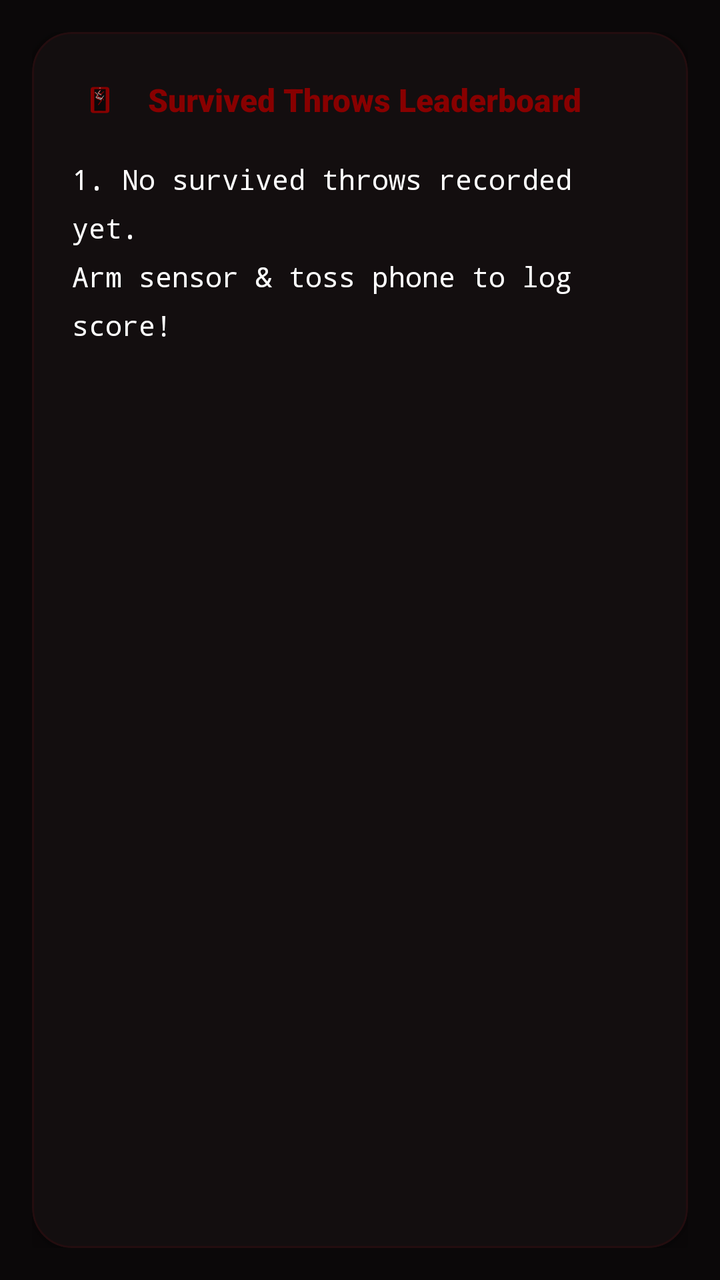
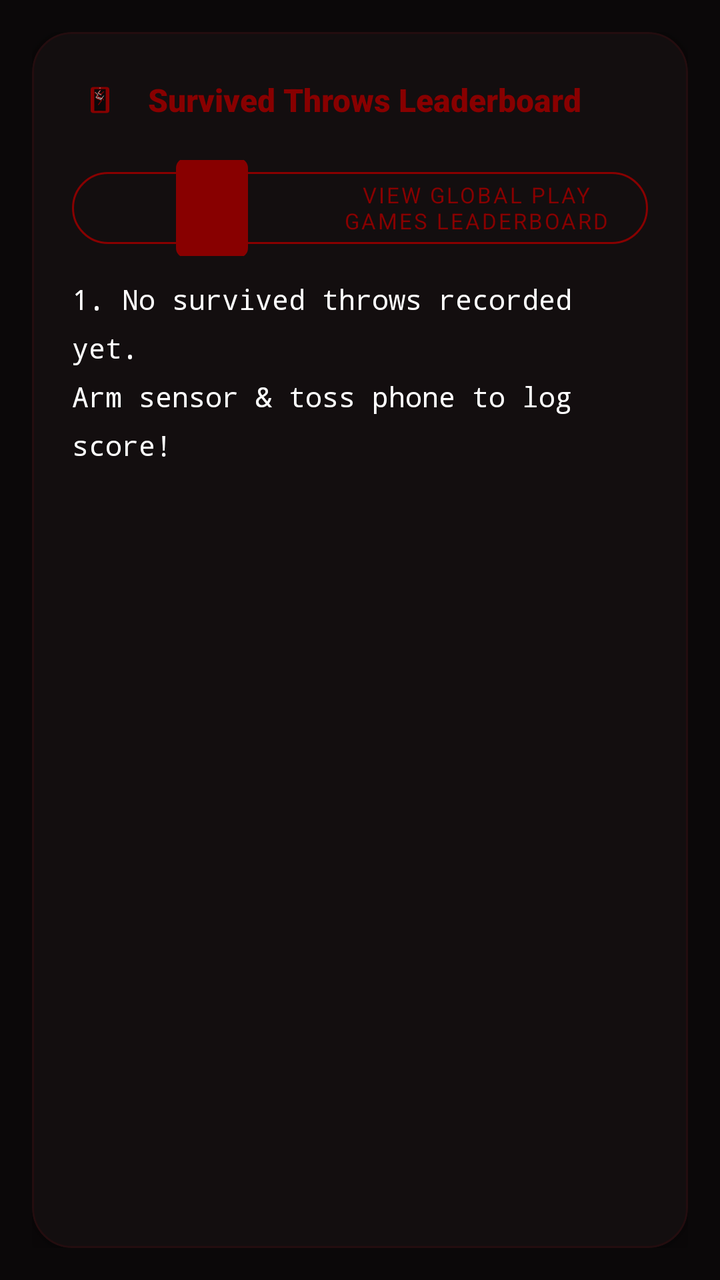

Compare the two renders of this Android layout. The source of the first and the diff that turns it into the second are given below.
<!-- AndroidManifest.xml: application theme Theme.SensorManager -->
<!-- res/layout/page_leaderboard.xml -->
<?xml version="1.0" encoding="utf-8"?>
<LinearLayout xmlns:android="http://schemas.android.com/apk/res/android"
    xmlns:app="http://schemas.android.com/apk/res-auto"
    xmlns:tools="http://schemas.android.com/tools"
    android:layout_width="match_parent"
    android:layout_height="match_parent"
    android:background="@color/background_dark"
    android:orientation="vertical"
    android:padding="16dp">

    
    <com.google.android.material.card.MaterialCardView
        android:layout_width="match_parent"
        android:layout_height="match_parent"
        app:cardBackgroundColor="@color/card_background"
        app:cardCornerRadius="20dp"
        app:cardElevation="6dp"
        app:strokeColor="#240D0F"
        app:strokeWidth="1dp">

        <LinearLayout
            android:layout_width="match_parent"
            android:layout_height="match_parent"
            android:orientation="vertical"
            android:padding="20dp">

            
            <RelativeLayout
                android:layout_width="match_parent"
                android:layout_height="wrap_content"
                android:layout_marginBottom="16dp">

                <LinearLayout
                    android:layout_width="wrap_content"
                    android:layout_height="wrap_content"
                    android:layout_alignParentStart="true"
                    android:layout_centerVertical="true"
                    android:gravity="center_vertical"
                    android:orientation="horizontal">

                    <ImageView
                        android:layout_width="28dp"
                        android:layout_height="28dp"
                        android:contentDescription="@string/desc_logo"
                        android:src="@drawable/ic_broken_phone" />

                    <TextView
                        android:layout_width="wrap_content"
                        android:layout_height="wrap_content"
                        android:layout_marginStart="10dp"
                        android:fontFamily="sans-serif-black"
                        android:text="@string/leaderboard_title"
                        android:textColor="@color/primary"
                        android:textSize="16sp"
                        android:textStyle="bold" />
                </LinearLayout>

                <Button
                    android:id="@+id/btnClearLeaderboard"
                    style="@style/Widget.MaterialComponents.Button.TextButton"
                    android:layout_width="wrap_content"
                    android:layout_height="wrap_content"
                    android:layout_alignParentEnd="true"
                    android:fontFamily="sans-serif-bold"
                    app:cornerRadius="20dp"
                    android:text="@string/btn_reset"
                    android:textColor="@color/primary"
                    android:visibility="gone" />
            </RelativeLayout>

            
            <ScrollView
                android:layout_width="match_parent"
                android:layout_height="0dp"
                android:layout_weight="1"
                android:fillViewport="true"
                android:scrollbars="vertical">

                <TextView
                    android:id="@+id/tvLeaderboardList"
                    android:layout_width="match_parent"
                    android:layout_height="wrap_content"
                    android:fontFamily="monospace"
                    android:lineSpacingExtra="8dp"
                    android:text="@string/empty_leaderboard"
                    android:textColor="@color/text_primary"
                    android:textSize="14sp" />

            </ScrollView>

        </LinearLayout>
    </com.google.android.material.card.MaterialCardView>

</LinearLayout>
<!-- resources referenced by this layout -->
<resources>
  <color name="background_dark">#0B0809</color>
  <color name="card_background">#130E0F</color>
  <color name="primary">#880000</color>
  <color name="text_primary">#FFFFFF</color>
  <!-- drawable ic_broken_phone (drawable) -->
  <?xml version="1.0" encoding="utf-8"?>
  <vector xmlns:android="http://schemas.android.com/apk/res/android"
      android:width="108dp"
      android:height="108dp"
      android:viewportWidth="108"
      android:viewportHeight="108">
  
      
      <path
          android:fillColor="#880000"
          android:pathData="M41,29 h26 a5,5 0 0,1 5,5 v40 a5,5 0 0,1 -5,5 h-26 a5,5 0 0,1 -5,-5 v-40 a5,5 0 0,1 5,-5 Z" />
  
      
      <path
          android:fillColor="#0B0809"
          android:pathData="M43,33 h22 v42 h-22 Z" />
  
      
      <path
          android:fillColor="#00000000"
          android:strokeColor="#880000"
          android:strokeWidth="1.6"
          android:strokeLineCap="round"
          android:strokeLineJoin="round"
          android:pathData="M44,40 L51,46 L47,51 L57,55 L51,63 M55,44 L61,38 M48,47 L58,50 L61,54 M55,35 L51,40 L57,43" />
  
      
      <path
          android:fillColor="#00000000"
          android:strokeColor="#FFFFFF"
          android:strokeWidth="0.9"
          android:strokeLineCap="round"
          android:strokeLineJoin="round"
          android:pathData="M45,39 L50,44 L46,49 L56,53 M56,53 L61,46 M50,49 L57,51 M54,36 L50,41 L56,44" />
  
      
      <path
          android:fillColor="#FFFFFF"
          android:pathData="M54,31 m-0.8,0 a0.8,0.8 0 1,0 1.6,0 a0.8,0.8 0 1,0 -1.6,0" />
  
      
      <path
          android:fillColor="#00000000"
          android:strokeColor="#880000"
          android:strokeWidth="1.2"
          android:strokeLineCap="round"
          android:pathData="M50,76 h8" />
  
  </vector>
  <string name="btn_reset">RESET</string>
  <string name="desc_logo">Broken Phone Logo</string>
  <string name="empty_leaderboard">1. No survived throws recorded yet.\nArm sensor &amp; toss phone to log score!</string>
  <string name="leaderboard_title">Survived Throws Leaderboard</string>
  <style name="Theme.SensorManager" parent="Theme.MaterialComponents.NoActionBar">
          
          <item name="colorPrimary">@color/primary</item>
          <item name="colorPrimaryVariant">@color/primary_dark</item>
          <item name="colorOnPrimary">@color/white</item>
          
          <item name="colorSecondary">@color/accent</item>
          <item name="colorSecondaryVariant">@color/accent</item>
          <item name="colorOnSecondary">@color/white</item>
          
          <item name="android:windowBackground">@drawable/bg_splash</item>
          
          <item name="android:statusBarColor">@color/background_dark</item>
      </style>
  <color name="primary_dark">#540000</color>
  <color name="white">#FFFFFFFF</color>
  <color name="accent">#8A0000</color>
  <!-- drawable bg_splash (drawable) -->
  <?xml version="1.0" encoding="utf-8"?>
  <layer-list xmlns:android="http://schemas.android.com/apk/res/android">
      <item android:drawable="@color/background_dark" />
      <item
          android:width="120dp"
          android:height="120dp"
          android:gravity="center"
          android:drawable="@drawable/ic_broken_phone" />
  </layer-list>
</resources>

<!-- the commit's change to res/layout/page_leaderboard.xml (unified diff, before → after) -->
@@ -69,6 +69,22 @@
             </RelativeLayout>
 
             
+            <Button
+                android:id="@+id/btnPlayGamesLeaderboard"
+                style="@style/Widget.MaterialComponents.Button.OutlinedButton"
+                android:layout_width="match_parent"
+                android:layout_height="48dp"
+                android:layout_marginBottom="12dp"
+                android:fontFamily="sans-serif-bold"
+                app:cornerRadius="24dp"
+                app:icon="@drawable/ic_broken_phone"
+                app:iconPadding="8dp"
+                android:text="@string/btn_play_games_leaderboard"
+                android:textColor="@color/primary"
+                app:strokeColor="@color/primary"
+                android:textSize="11sp" />
+
+            
             <ScrollView
                 android:layout_width="match_parent"
                 android:layout_height="0dp"
<!-- resource entries referenced after the edit -->
@@ -54,6 +54,7 @@
           android:pathData="M50,76 h8" />
   
   </vector>
+  <string name="btn_play_games_leaderboard">VIEW GLOBAL PLAY GAMES LEADERBOARD</string>
   <string name="btn_reset">RESET</string>
   <string name="desc_logo">Broken Phone Logo</string>
   <string name="empty_leaderboard">1. No survived throws recorded yet.\nArm sensor &amp; toss phone to log score!</string>
